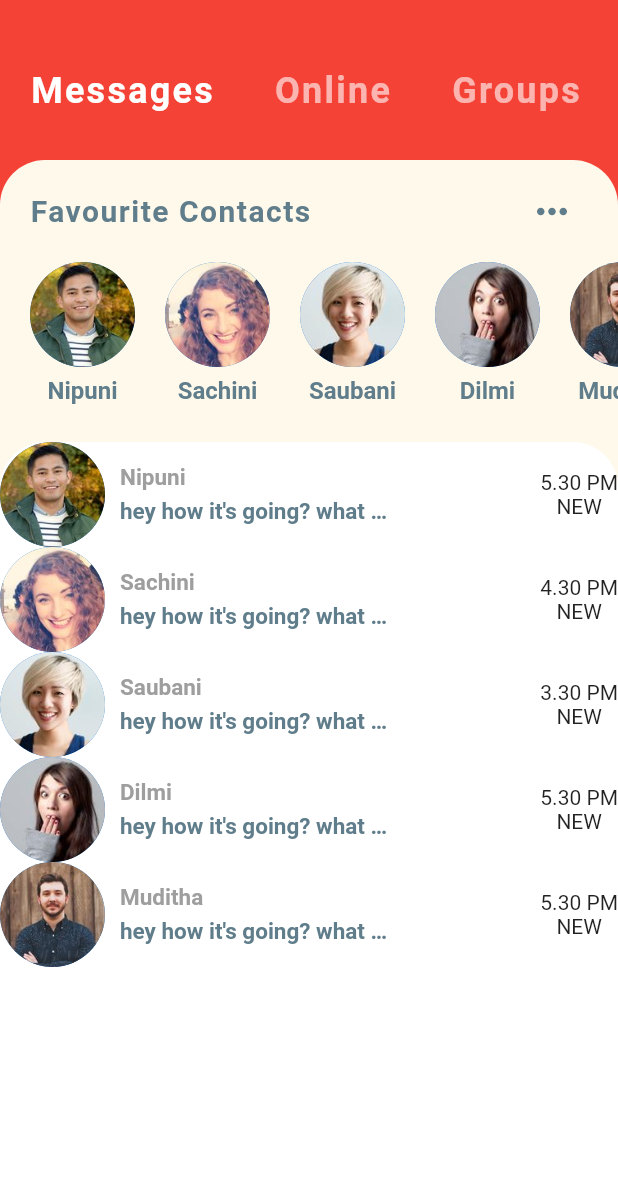
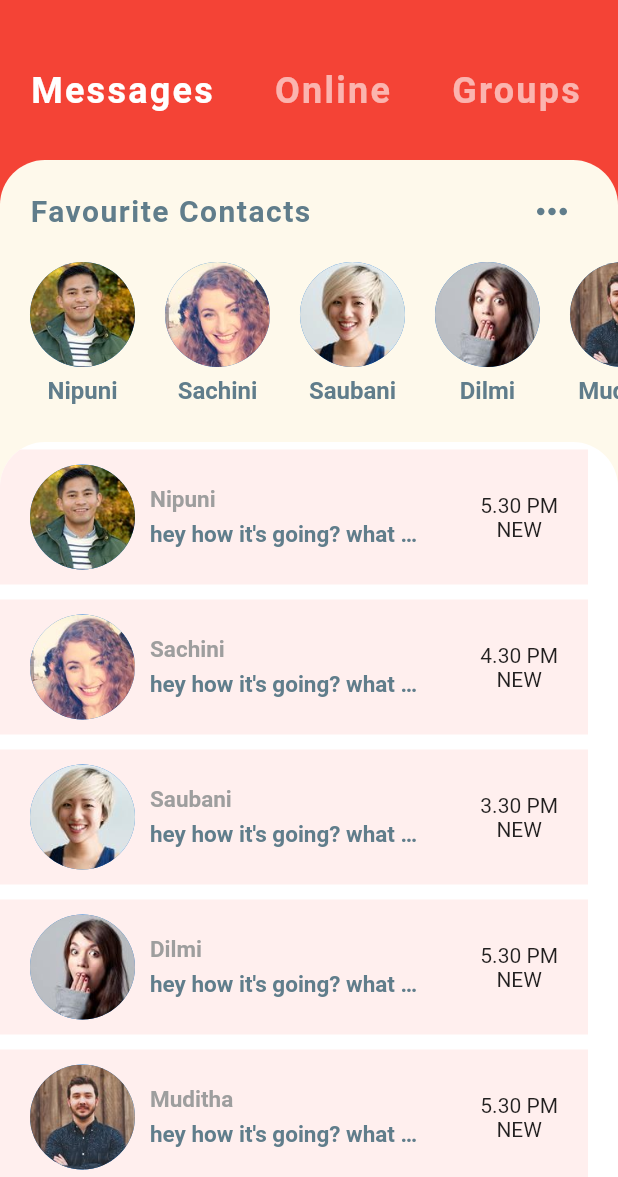
Before and after one commit to NipuniKodithuwakku/chat-app, a Flutter app: the screen it shows after launch, on a phone screen of 412 x 824 dp, the part 59-1236 px from its top. Run offline on Flutter 3.47's test engine with Material 2 defaults, Android fonts, the phone set to English and light mode, and no system bars.

Commit message:
add box decoration to the text container

```diff
--- a/lib/widgets/recent_chats.dart
+++ b/lib/widgets/recent_chats.dart
@@ -12,10 +12,22 @@ class RecentChats extends StatelessWidget {
             topRight: Radius.circular(30.0),
           ),
         ),
+        child: ClipRRect(
+          borderRadius: BorderRadius.only(
+            topLeft: Radius.circular(30.0),
+            topRight: Radius.circular(30.0),
+          ),
           child: ListView.builder(
               itemCount: chats.length,
               itemBuilder: (context, index) {
-              return Row(
+                return Container(
+                  margin: EdgeInsets.only(top: 5.0, bottom: 5.0, right: 20.0),
+                  padding:
+                      EdgeInsets.symmetric(horizontal: 20.0, vertical: 10.0),
+                  decoration: BoxDecoration(
+                    color: Color(0xFFFFEFEE),
+                  ),
+                  child: Row(
                     mainAxisAlignment: MainAxisAlignment.spaceBetween,
                     children: <Widget>[
                       Row(
@@ -62,8 +74,10 @@ class RecentChats extends StatelessWidget {
                         ],
                       ),
                     ],
+                  ),
                 );
               }),
+        ),
       ),
     );
   }
```
Lines whose indentation alone changed are shown as unchanged.
